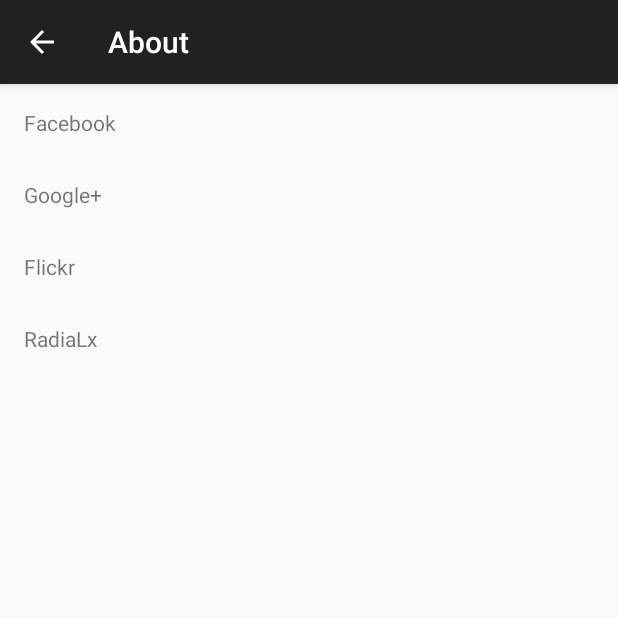
After one commit to HenriqueRocha/RadioZero, an Android app: the AboutActivity screen opened directly, with no data from a screen before it, on a phone screen of 412 x 824 dp, the top half of it. The commit adds this screen. Run offline under Robolectric (Android 15) with nearby library versions, the phone set to English and light mode, and no system bars.

Commit message:
Implement Links should be moved to about screen in options menu. #5

```diff
--- a/app/build.gradle
+++ b/app/build.gradle
@@ -22,4 +22,5 @@ android {
 dependencies {
     compile fileTree(dir: 'libs', include: ['*.jar'])
     compile 'com.android.support:appcompat-v7:20.0.0'
+    compile 'com.android.support:support-v4:20.0.0'
 }
--- /dev/null
+++ b/app/src/main/java/org/androidappdev/radiozero/AboutActivity.java
@@ -0,0 +1,20 @@
+package org.androidappdev.radiozero;
+
+import android.os.Bundle;
+import android.support.v7.app.ActionBarActivity;
+
+
+public class AboutActivity extends ActionBarActivity {
+
+    @Override
+    protected void onCreate(Bundle savedInstanceState) {
+        super.onCreate(savedInstanceState);
+        setContentView(R.layout.activity_about);
+        if (savedInstanceState == null) {
+            getSupportFragmentManager().beginTransaction()
+                    .add(R.id.container, new AboutFragment())
+                    .commit();
+        }
+    }
+
+}
--- /dev/null
+++ b/app/src/main/java/org/androidappdev/radiozero/AboutFragment.java
@@ -0,0 +1,77 @@
+package org.androidappdev.radiozero;
+
+
+import android.content.Context;
+import android.content.Intent;
+import android.content.pm.PackageManager;
+import android.net.Uri;
+import android.os.Bundle;
+import android.support.v4.app.Fragment;
+import android.view.LayoutInflater;
+import android.view.View;
+import android.view.ViewGroup;
+
+
+/**
+ * A simple {@link Fragment} subclass.
+ */
+public class AboutFragment extends Fragment implements View.OnClickListener {
+
+
+    public AboutFragment() {
+        // Required empty public constructor
+    }
+
+    /**
+     * Open given url in Facebook app or browser if app is not installed.
+     *
+     * @param url url to be opened
+     * @return an intent to open give url
+     */
+    private static Intent getOpenInFacebookIntent(Context context, String url) {
+        Intent resultIntent = new Intent(Intent.ACTION_VIEW);
+        try {
+            context.getPackageManager().getPackageInfo("com.facebook.katana", 0);
+            resultIntent.setData(Uri.parse("fb://facewebmodal/f?href=" + url));
+        } catch (PackageManager.NameNotFoundException e) {
+            resultIntent.setData(Uri.parse(url));
+        }
+        return resultIntent;
+    }
+
+    @Override
+    public View onCreateView(LayoutInflater inflater, ViewGroup container,
+                             Bundle savedInstanceState) {
+        View rootView = inflater.inflate(R.layout.fragment_about, container, false);
+
+        rootView.findViewById(R.id.facebook_link).setOnClickListener(this);
+        rootView.findViewById(R.id.google_plus_link).setOnClickListener(this);
+        rootView.findViewById(R.id.flickr_link).setOnClickListener(this);
+        rootView.findViewById(R.id.radialx_link).setOnClickListener(this);
+
+        return rootView;
+    }
+
+    @Override
+    public void onClick(View view) {
+        int id = view.getId();
+        Intent intent = new Intent(Intent.ACTION_VIEW);
+        switch (id) {
+            case R.id.facebook_link:
+                intent = getOpenInFacebookIntent(
+                        getActivity(), "http://www.facebook.com/radiozero");
+                break;
+            case R.id.google_plus_link:
+                intent.setData(Uri.parse("https://plus.google.com/113155695079240313645"));
+                break;
+            case R.id.flickr_link:
+                intent.setData(Uri.parse("http://flickr.com/radiozero"));
+                break;
+            case R.id.radialx_link:
+                intent.setData(Uri.parse("http://radialx.radiozero.pt"));
+                break;
+        }
+        startActivity(intent);
+    }
+
+}
--- /dev/null
+++ b/app/src/main/res/layout/activity_about.xml
@@ -0,0 +1,7 @@
+<FrameLayout xmlns:android="http://schemas.android.com/apk/res/android"
+    xmlns:tools="http://schemas.android.com/tools"
+    android:id="@+id/container"
+    android:layout_width="match_parent"
+    android:layout_height="match_parent"
+    tools:context="org.androidappdev.radiozero.AboutActivity"
+    tools:ignore="MergeRootFrame" />
--- /dev/null
+++ b/app/src/main/res/layout/fragment_about.xml
@@ -0,0 +1,39 @@
+<LinearLayout xmlns:android="http://schemas.android.com/apk/res/android"
+    xmlns:tools="http://schemas.android.com/tools"
+    android:layout_width="match_parent"
+    android:layout_height="match_parent"
+    android:orientation="vertical"
+    android:paddingBottom="@dimen/activity_vertical_margin"
+    android:paddingLeft="@dimen/activity_horizontal_margin"
+    android:paddingRight="@dimen/activity_horizontal_margin"
+    android:paddingTop="@dimen/activity_vertical_margin"
+    tools:context="org.androidappdev.radiozero.AboutFragment">
+
+    <TextView
+        android:id="@+id/facebook_link"
+        android:layout_width="wrap_content"
+        android:layout_height="wrap_content"
+        android:minHeight="48dp"
+        android:text="@string/facebook" />
+
+    <TextView
+        android:id="@+id/google_plus_link"
+        android:layout_width="wrap_content"
+        android:layout_height="wrap_content"
+        android:minHeight="48dp"
+        android:text="@string/google_plus" />
+
+    <TextView
+        android:id="@+id/flickr_link"
+        android:layout_width="wrap_content"
+        android:layout_height="wrap_content"
+        android:minHeight="48dp"
+        android:text="@string/flickr" />
+
+    <TextView
+        android:id="@+id/radialx_link"
+        android:layout_width="wrap_content"
+        android:layout_height="wrap_content"
+        android:minHeight="48dp"
+        android:text="@string/radialx" />
+</LinearLayout>
--- a/app/src/main/res/menu/main.xml
+++ b/app/src/main/res/menu/main.xml
@@ -3,7 +3,12 @@
     xmlns:tools="http://schemas.android.com/tools"
     tools:context=".MainActivity" >
     <item android:id="@+id/action_settings"
+        android:orderInCategory="100"
         android:title="@string/action_settings"
+        app:showAsAction="never" />
+    <item
+        android:id="@+id/action_about"
         android:orderInCategory="100"
+        android:title="@string/action_about"
         app:showAsAction="never" />
 </menu>
--- a/app/src/main/res/values/strings.xml
+++ b/app/src/main/res/values/strings.xml
@@ -8,5 +8,8 @@
     <string name="google_plus">Google+</string>
     <string name="flickr">Flickr</string>
     <string name="radialx">RadiaLx</string>
+    <string name="hello_blank_fragment">Hello blank fragment</string>
+    <string name="title_activity_about">About</string>
+    <string name="action_about">About</string>
 
 </resources>
--- a/build.gradle
+++ b/build.gradle
@@ -5,7 +5,7 @@ buildscript {
         jcenter()
     }
     dependencies {
-        classpath 'com.android.tools.build:gradle:0.12.2'
+        classpath 'com.android.tools.build:gradle:0.13.0'
 
         // NOTE: Do not place your application dependencies here; they belong
         // in the individual module build.gradle files
```
Also changed, not shown: app/src/main/AndroidManifest.xml (+9 -1 lines), app/src/main/java/org/androidappdev/radiozero/MainActivity.java (+5 -51 lines), app/src/main/res/layout/fragment_main.xml (+0 -27 lines), app/src/main/res/menu/about.xml (added, +10 -0 lines), gradle/wrapper/gradle-wrapper.properties, 2 other files.
